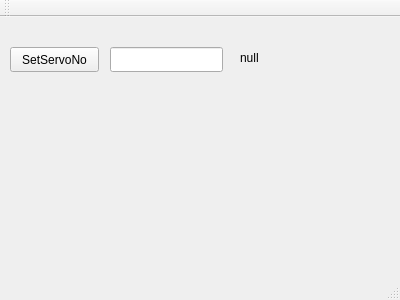
Qt form IRSGUI/mainwindow.ui (yhlmaybe/Intelligent-Robot-System) before a commit.
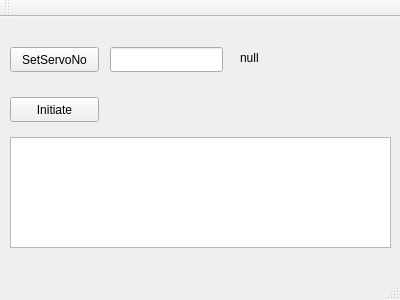
The same form after that commit.

Patch:
```diff
--- a/IRSGUI/mainwindow.ui
+++ b/IRSGUI/mainwindow.ui
@@ -50,6 +50,32 @@
      </rect>
     </property>
    </widget>
+   <widget class="QPushButton" name="Initiate_Button">
+    <property name="geometry">
+     <rect>
+      <x>10</x>
+      <y>80</y>
+      <width>89</width>
+      <height>25</height>
+     </rect>
+    </property>
+    <property name="text">
+     <string>Initiate</string>
+    </property>
+   </widget>
+   <widget class="QPlainTextEdit" name="MessageText">
+    <property name="geometry">
+     <rect>
+      <x>10</x>
+      <y>120</y>
+      <width>381</width>
+      <height>111</height>
+     </rect>
+    </property>
+    <property name="readOnly">
+     <bool>true</bool>
+    </property>
+   </widget>
   </widget>
   <widget class="QMenuBar" name="menuBar">
    <property name="geometry">
```
